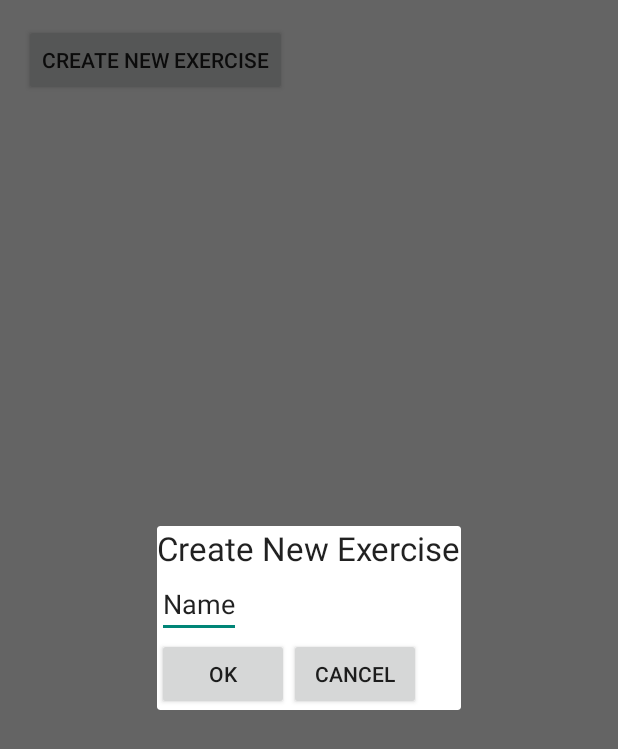
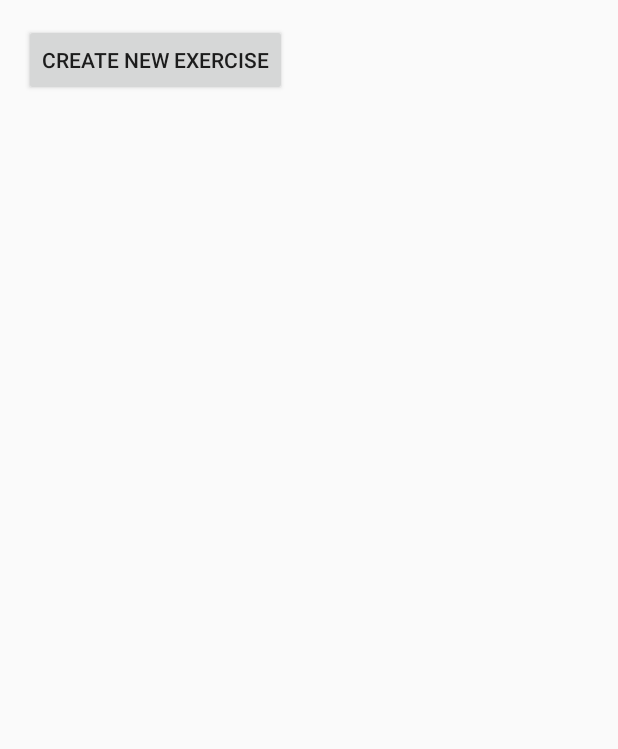
Before and after one commit to qetuop/TestApp, an Android app: the fragment ExerciseCreationDialog2 placed in its activity, after a tap on "OK", on a phone screen of 412 x 824 dp. Shown: the top 749 px of the screen. Run offline under Robolectric (Android 15) with nearby library versions, the phone set to English and light mode, and no system bars.

Commit message:
- cleaned up unused code - connected OK/Cancel buttons for exercise creation

```diff
--- a/app/src/main/java/com/softtec/testapp/ExerciseCreationDialog2.java
+++ b/app/src/main/java/com/softtec/testapp/ExerciseCreationDialog2.java
@@ -20,72 +20,103 @@ import android.view.View.OnClickListener;
 public class ExerciseCreationDialog2 extends DialogFragment  implements OnClickListener {
 
     private Button btnOk;
+    private Button btnCancel;
 
-    /** The system calls this to get the DialogFragment's layout, regardless
-     of whether it's being displayed as a dialog or an embedded fragment. */
-    @Override
-    public View onCreateView(LayoutInflater inflater, ViewGroup container, Bundle savedInstanceState) {
-
-
-
-        // Inflate the layout to use as dialog or embedded fragment
-        //return inflater.inflate(R.layout.exercise_creation, container, false);
-
-        View v = inflater.inflate(R.layout.exercise_creation, container, false);
-        //View tv = v.findViewById(R.id.text);
-        //((TextView)tv).setText("This is an instance of MyDialogFragment");
-
-
-        btnOk = (Button) v.findViewById(R.id.button13);
-        btnOk.setOnClickListener(this);
-
-        return v;
-
-    }
-
-    /** The system calls this only when creating the layout in a dialog. */
-    @Override
-    public Dialog onCreateDialog(Bundle savedInstanceState) {
-        // The only reason you might override this method when using onCreateView() is
-        // to modify any dialog characteristics. For example, the dialog includes a
-        // title by default, but your custom layout might not need it. So here you can
-        // remove the dialog title, but you must call the superclass to get the Dialog.
-        Dialog dialog = super.onCreateDialog(savedInstanceState);
-        dialog.requestWindowFeature(Window.FEATURE_NO_TITLE);
-        return dialog;
-    }
+    // Use this instance of the interface to deliver action events
+    private NoticeDialogListener mListener;
 
     public interface NoticeDialogListener {
         public void onDialogPositiveClick(DialogFragment dialog);
         public void onDialogNegativeClick(DialogFragment dialog);
     }
 
-    // Use this instance of the interface to deliver action events
-    NoticeDialogListener mListener;
-
     // Override the Fragment.onAttach() method to instantiate the NoticeDialogListener
     @Override
     public void onAttach(Activity activity) {
         super.onAttach(activity);
         Log.d("mine", "onAttach");
+
         // Verify that the host activity implements the callback interface
         try {
             // Instantiate the NoticeDialogListener so we can send events to the host
             mListener = (NoticeDialogListener) activity;
+
         } catch (ClassCastException e) {
             // The activity doesn't implement the interface, throw exception
-            throw new ClassCastException(activity.toString()
-                    + " must implement NoticeDialogListener");
+            throw new ClassCastException(activity.toString() + " must implement NoticeDialogListener");
         }
     }
 
-    public void onOk(View view) {
+    /** The system calls this only when creating the layout in a dialog. */
+    @Override
+    public Dialog onCreateDialog(Bundle savedInstanceState) {
+        Log.d("mine", "onCreateDialog");
+
+        // can't use AlertDialog.Builder here
+
+        // The only reason you might override this method when using onCreateView() is
+        // to modify any dialog characteristics. For example, the dialog includes a
+        // title by default, but your custom layout might not need it. So here you can
+        // remove the dialog title, but you must call the superclass to get the Dialog.
+        Dialog dialog = super.onCreateDialog(savedInstanceState);
+        //dialog.requestWindowFeature(Window.FEATURE_NO_TITLE);
+        return dialog;
+    }
+
+    /** The system calls this to get the DialogFragment's layout, regardless
+     of whether it's being displayed as a dialog or an embedded fragment. */
+    @Override
+    public View onCreateView(LayoutInflater inflater, ViewGroup container, Bundle savedInstanceState) {
+        Log.d("mine", "onCreateView");
+
+        // Inflate the layout to use as dialog or embedded fragment
+        View v = inflater.inflate(R.layout.exercise_creation, container, false);
+
+        getDialog().setTitle("Set Your Name");
+
+        //
+        btnOk = (Button) v.findViewById(R.id.newExerciseOK);
+        btnOk.setOnClickListener(this);
+        btnCancel = (Button) v.findViewById(R.id.newExerciseCancel);
+        btnCancel.setOnClickListener(this);
+
+        return v;
+
+    }
+
+
+    /*public void onOk(View view) {
         Log.d("mine", "onOk");
-    }
+    }*/
 
     @Override
     public void onClick(View v) {
-        Log.d("mine","onClick");
+        Log.d("mine", "onClick");
+
+
+
+        switch (v.getId()) {
+            case R.id.newExerciseOK:
+                // validate entry
+
+                // create Exercise Object
+
+                // return object
+                mListener.onDialogPositiveClick(ExerciseCreationDialog2.this);
+                break;
+
+            case R.id.newExerciseCancel:
+                mListener.onDialogNegativeClick(ExerciseCreationDialog2.this);
+                break;
+//            case R.id.button_three:
+//                // i'm lazy, do nothing
+//                break;
+        }
+
+
+
+        this.dismiss();
+
     }
 
 
--- a/app/src/main/java/com/softtec/testapp/ExerciseSelection.java
+++ b/app/src/main/java/com/softtec/testapp/ExerciseSelection.java
@@ -61,18 +61,12 @@ implements ExerciseCreationDialog2.NoticeDialogListener  {
 
     public void createNewExercise(View view) {
         Log.d(this.getClass().getName(), "create new Exercise");
-/*
-        // Fragment
-        ExerciseCreationDialog ecd = new ExerciseCreationDialog();
 
-        // The second argument, "missiles", is a unique tag name that the system uses to
-        // save and restore the fragment state when necessary. The tag also allows you to get a
-        // handle to the fragment by calling findFragmentByTag().
-        ecd.show(getSupportFragmentManager(), "create_new_exercise");
-*/
         FragmentManager fragmentManager = getSupportFragmentManager();
         ExerciseCreationDialog2 newFragment = new ExerciseCreationDialog2();
-boolean mIsLargeLayout = true;
+
+        boolean mIsLargeLayout = true;  // false = crash
+
         if (mIsLargeLayout) {
             // The device is using a large layout, so show the fragment as a dialog
             newFragment.show(fragmentManager, "dialog");
@@ -89,59 +83,6 @@ boolean mIsLargeLayout = true;
                     .addToBackStack(null).commit();
         }
 
-
-        //
-        /* build in code
-        //
-        AlertDialog.Builder builder = new AlertDialog.Builder(this);
-
-        // Add the buttons
-        builder.setPositiveButton(R.string.ok, new DialogInterface.OnClickListener() {
-            public void onClick(DialogInterface dialog, int id) {
-                Log.d("asdfasdf", String.valueOf(id));
-            }
-        });
-        builder.setNegativeButton(R.string.cancel, new DialogInterface.OnClickListener() {
-            public void onClick(DialogInterface dialog, int id) {
-                // User cancelled the dialog
-            }
-        });
-        // Set other dialog properties
-
-
-        // Create the AlertDialog
-        AlertDialog dialog = builder.create();
-
-        dialog.show();
-        */
-
-        /*
-        //
-        // build from resource file
-        //
-        AlertDialog.Builder builder = new AlertDialog.Builder(this);
-
-        // Get the layout inflater
-        LayoutInflater inflater = this.getLayoutInflater();
-
-        // Inflate and set the layout for the dialog
-        // Pass null as the parent view because its going in the dialog layout
-        builder.setView(inflater.inflate(R.layout.dialog_signin, null))
-                // Add action buttons
-                .setPositiveButton(R.string.signin, new DialogInterface.OnClickListener() {
-                    @Override
-                    public void onClick(DialogInterface dialog, int id) {
-                        // sign in the user ...
-                    }
-                })
-                .setNegativeButton(R.string.cancel, new DialogInterface.OnClickListener() {
-                    public void onClick(DialogInterface dialog, int id) {
-                        ;//LoginDialogFragment.this.getDialog().cancel();
-                    }
-                });
-        AlertDialog dialog =  builder.create();
-        dialog.show();
-*/
     } // createNewExercise
 
     @Override
--- a/app/src/main/res/layout/exercise_creation.xml
+++ b/app/src/main/res/layout/exercise_creation.xml
@@ -26,13 +26,12 @@
             android:layout_width="wrap_content"
             android:layout_height="wrap_content"
             android:text="@string/ok"
-            android:id="@+id/button13"
-            android:onClick="onOk" />
+            android:id="@+id/newExerciseOK" />
 
         <Button
             android:layout_width="wrap_content"
             android:layout_height="wrap_content"
             android:text="@string/cancel"
-            android:id="@+id/button15" />
+            android:id="@+id/newExerciseCancel" />
     </LinearLayout>
 </LinearLayout>
```
